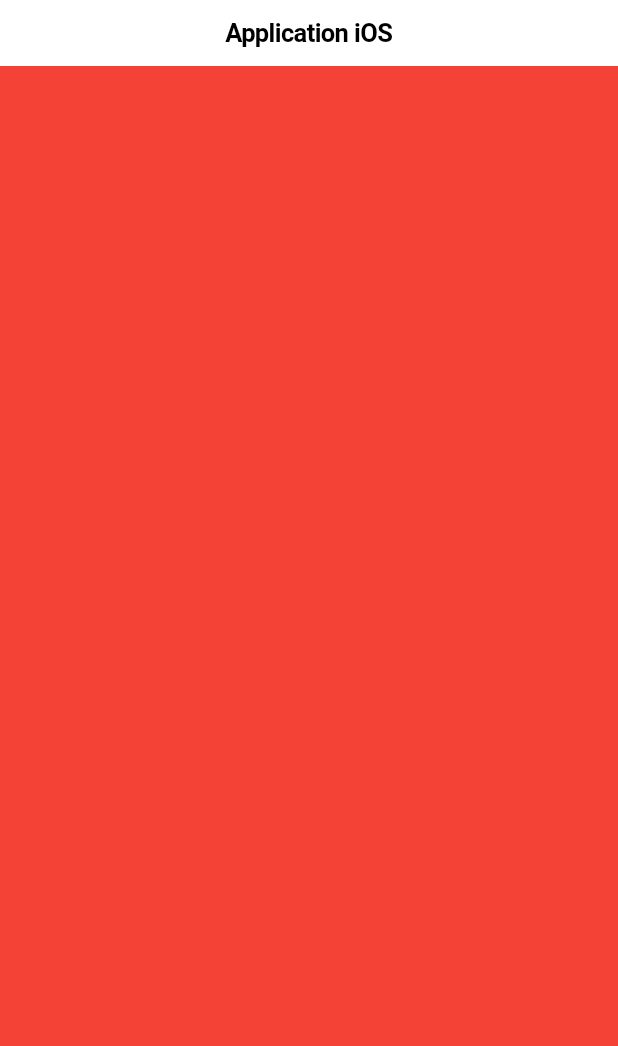
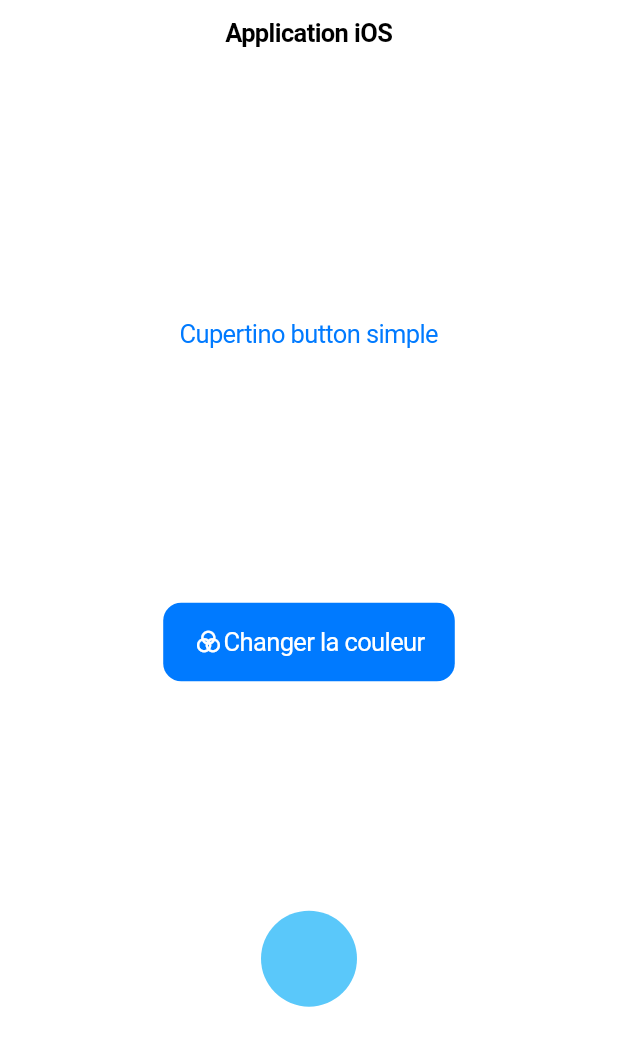
Before and after one commit to KifK2f/cupertino, a Flutter app: the screen it shows after launch, on a phone screen of 412 x 824 dp. Shown: the top 1046 px of the screen. Run offline on Flutter 3.47's test engine with Material 3 defaults, Android fonts, the phone set to English and light mode, and no system bars.

Commit message:
CupertinoButton et les couleurs Cupertino Ok

```diff
--- a/lib/ios_material/ios_scaffold.dart
+++ b/lib/ios_material/ios_scaffold.dart
@@ -1,11 +1,22 @@
 import 'package:flutter/cupertino.dart';
 import 'package:flutter/material.dart';
 
-class IosPageScaffold extends StatelessWidget {
+class IosPageScaffold extends StatefulWidget {
   const IosPageScaffold({super.key});
 
   @override
+  State<StatefulWidget> createState() {
+    return _IOSPageScaffoldState();
+  }
+
+}
+
+class _IOSPageScaffoldState extends State<IosPageScaffold> {
+  Color color = CupertinoColors.systemTeal;
+
+  @override
   Widget build(BuildContext context) {
+
     return CupertinoPageScaffold(
       navigationBar: CupertinoNavigationBar(
         middle:  Text("Application iOS"),
@@ -30,7 +41,42 @@ class IosPageScaffold extends StatelessWidget {
       //   )
       child: SafeArea(
         bottom: false, //Prndre l'intégralité du botom de l'écran
-        child: Container(color: Colors.red,), ),
+        child: SizedBox(
+          // color: CupertinoColors.activeGreen,
+          child: Center(child: Column(
+            mainAxisAlignment: MainAxisAlignment.spaceEvenly,
+            children: [
+              CupertinoButton(
+                // pressedOpacity: 0.8,
+                // color: CupertinoColors.systemTeal,
+                  child: const Text("Cupertino button simple"),
+                  onPressed: () {
+
+                  }
+              ),
+              CupertinoButton.filled(
+                  child: const Row(
+                    mainAxisAlignment: MainAxisAlignment.center,
+                      mainAxisSize: MainAxisSize.min,
+                      children: [
+                        Icon(CupertinoIcons.color_filter),
+                        Text("Changer la couleur")
+                      ],
+              ), onPressed: (){
+                    setState(() {
+                      color = color == CupertinoColors.systemTeal
+                          ? CupertinoColors.systemPurple
+                          : CupertinoColors.systemTeal;
+                    });
+              }),
+              CircleAvatar(
+                radius: 32,
+                backgroundColor: color,
+              )
+            ],
+          )),
+        ),
+      ),
     );
   }
 }
--- a/lib/ios_material/material_ios.dart
+++ b/lib/ios_material/material_ios.dart
@@ -5,18 +5,32 @@ import 'package:flutter/material.dart';
 class MaterialIos extends StatelessWidget {
   const MaterialIos({super.key});
 
+  CupertinoThemeData light() {
+    return CupertinoThemeData(
+      brightness: Brightness.light,
+    );
+  }
+  CupertinoThemeData dark() {
+    return CupertinoThemeData(
+      brightness: Brightness.dark,
+    );
+  }
+
   @override
   Widget build(BuildContext context) {
-    return const CupertinoApp(
+    final Brightness brightness = MediaQuery.of(context).platformBrightness;
+    final bool isLight = brightness == Brightness.light;
+    return CupertinoApp(
       title: "Mon app version iOS",
-      theme: CupertinoThemeData(
-        brightness: Brightness.light,
-        // brightness: Brightness.dark,
-        // primaryColor: Colors.lightBlue,
-        // primaryContrastingColor: Colors.blue,
-      ),
+      theme: isLight ? light() : dark(),
+      // theme: CupertinoThemeData(
+      //   brightness: Brightness.light,
+      //   // brightness: Brightness.dark,
+      //   // primaryColor: Colors.lightBlue,
+      //   // primaryContrastingColor: Colors.blue,
+      // ),
       debugShowCheckedModeBanner: false,
-      home: IosPageScaffold(),
+      home: const IosPageScaffold(),
     );
   }
 }
```
